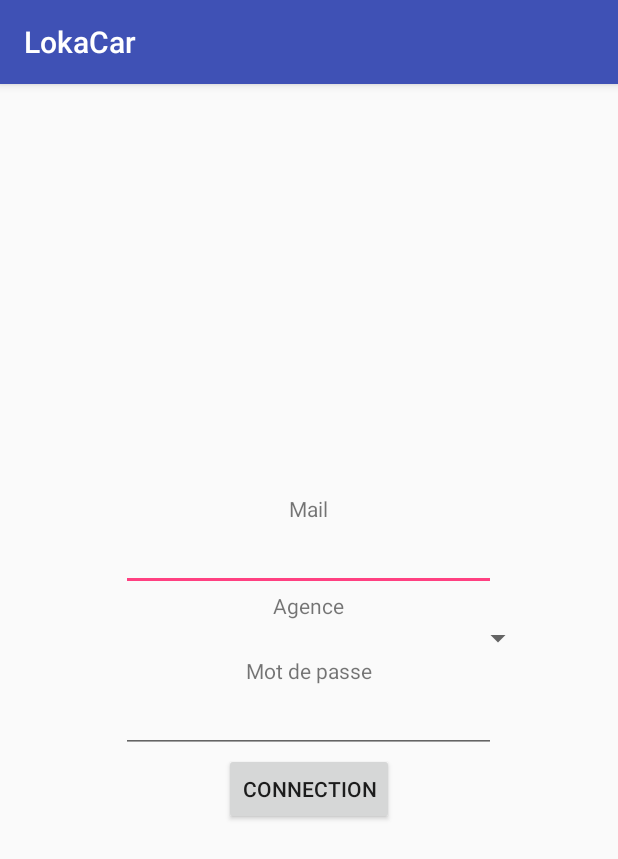
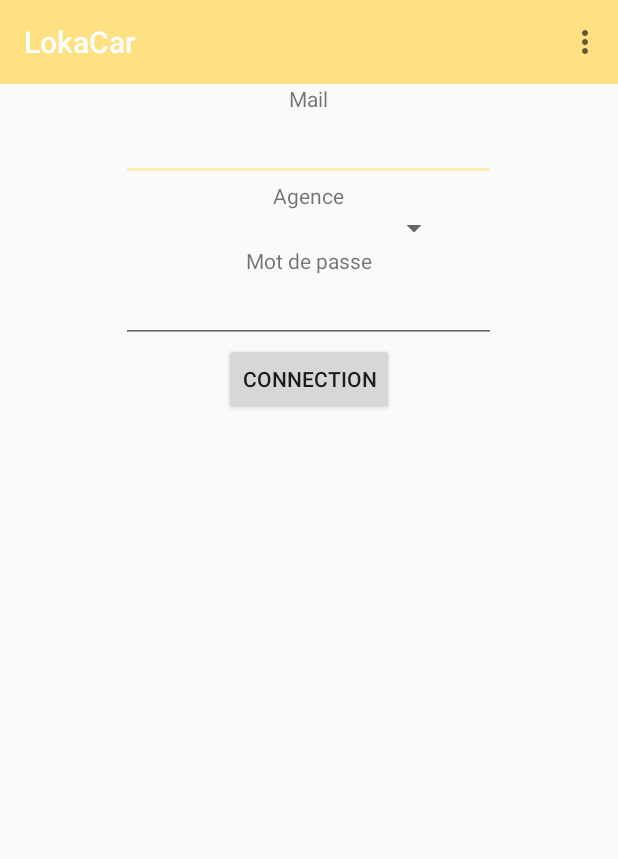
Before and after one commit to morganebaud/LokaCar, an Android app: the screen it shows after launch (MainActivity), on a phone screen of 412 x 824 dp. Shown: the top 859 px of the screen. Run offline under Robolectric (Android 15) with nearby library versions, the phone set to English and light mode, and no system bars.

Commit message:
a jour avec menu sans données en base

```diff
--- a/app/src/main/java/fr/ecole/eni/lokacar/bddHelper/AgenceHelper.java
+++ b/app/src/main/java/fr/ecole/eni/lokacar/bddHelper/AgenceHelper.java
@@ -17,9 +17,9 @@ public class AgenceHelper extends SQLiteOpenHelper {
     public void onCreate(SQLiteDatabase db) {
         db.execSQL(GlobalContract.AGENCES_CREATE_TABLE);
         db.execSQL(GlobalContract.SALARIES_CREATE_TABLE);
+        db.execSQL(GlobalContract.VEHICULES_CREATE_TABLE);
         db.execSQL(GlobalContract.MODELE_DETAIL_CREATE_TABLE);
         db.execSQL(GlobalContract.MODELS_CREATE_TABLE);
-        db.execSQL(GlobalContract.VEHICULES_CREATE_TABLE);
     }
 
     @Override
--- a/app/src/main/java/fr/ecole/eni/lokacar/controller/MainActivity.java
+++ b/app/src/main/java/fr/ecole/eni/lokacar/controller/MainActivity.java
@@ -3,10 +3,12 @@ package fr.ecole.eni.lokacar.controller;
 import android.content.Intent;
 import android.support.v7.app.AppCompatActivity;
 import android.os.Bundle;
-import android.util.Log;
+import android.support.v7.widget.Toolbar;
+import android.view.Menu;
+import android.view.MenuInflater;
+import android.view.MenuItem;
 import android.view.View;
 import android.widget.ArrayAdapter;
-import android.widget.Button;
 import android.widget.Spinner;
 import android.widget.TextView;
 import android.widget.Toast;
@@ -14,11 +16,11 @@ import android.widget.Toast;
 import java.util.List;
 
 import fr.ecole.eni.lokacar.R;
-import fr.ecole.eni.lokacar.adapter.AgenceAdapter;
 import fr.ecole.eni.lokacar.bean.Agence;
 import fr.ecole.eni.lokacar.bean.Salarie;
 import fr.ecole.eni.lokacar.dao.AgenceDao;
 import fr.ecole.eni.lokacar.dao.SalarieDao;
+import fr.ecole.eni.lokacar.dao.VehiculeDao;
 
 public class MainActivity extends AppCompatActivity {
 
@@ -27,6 +29,13 @@ public class MainActivity extends AppCompatActivity {
         super.onCreate(savedInstanceState);
         setContentView(R.layout.activity_main);
 
+        Toolbar toolbar = (Toolbar) findViewById(R.id.toolbar);
+        if(toolbar != null){
+            //associe la toolbar
+            setSupportActionBar(toolbar);
+        }
+        //getSupportActionBar().setDisplayHomeAsUpEnabled(true);
+        getSupportActionBar().setDisplayShowHomeEnabled(true);
 
         AgenceDao agenceDao = new AgenceDao(MainActivity.this);
         List<Agence> agences = agenceDao.getAll();
@@ -67,4 +76,55 @@ public class MainActivity extends AppCompatActivity {
             Toast.makeText(this,"le salarié n'est pas un gerant",Toast.LENGTH_LONG).show();
         }
     }
+
+    @Override
+    public boolean onCreateOptionsMenu(Menu menu) {
+
+        MenuInflater inflater = new MenuInflater(MainActivity.this);
+
+        inflater.inflate(R.menu.main_menu, menu);
+
+        return super.onCreateOptionsMenu(menu);
+    }
+
+
+    @Override
+    public boolean onOptionsItemSelected(MenuItem item) {
+        Intent intent;
+        switch (item.getItemId()){
+            case    R.id.menu_locenCours :
+                //Intent intent = new Intent(MainActivity.this,);
+                //startActivity(intent);
+                break;
+
+            case R.id.menu_newLoc :
+                //Intent intent = new Intent(MainActivity.this,);
+                //startActivity(intent);
+                break;
+
+            case R.id.menu_finance :
+                //Intent intent = new Intent(MainActivity.this,);
+                //startActivity(intent);
+                break;
+
+            case R.id.menu_newVehicule :
+                //Intent intent = new Intent(MainActivity.this,);
+                //startActivity(intent);
+                break;
+
+            case R.id.menu_search :
+                intent = new Intent(MainActivity.this,SearchActivity.class);
+                startActivity(intent);
+                break;
+
+            case R.id.menu_listVehicules :
+                intent = new Intent(MainActivity.this,VehiculesActivity.class);
+                VehiculeDao vehiculeDao = new VehiculeDao(MainActivity.this);
+                intent.putParcelableArrayListExtra("resultats", vehiculeDao.getListeBySearch(MainActivity.this,null));
+                startActivity(intent);
+                break;
+        }
+
+        return super.onOptionsItemSelected(item);
+    }
 }
--- a/app/src/main/res/layout/activity_detail.xml
+++ b/app/src/main/res/layout/activity_detail.xml
@@ -7,6 +7,8 @@
     android:layout_height="match_parent"
     android:orientation="vertical"
     tools:context=".controller.DetailActivity">
+
+    <include layout="@layout/toolbar_perso" />
 
     <LinearLayout
         android:layout_width="match_parent"
--- a/app/src/main/res/layout/activity_main.xml
+++ b/app/src/main/res/layout/activity_main.xml
@@ -4,8 +4,9 @@
     android:layout_width="match_parent"
     android:layout_height="match_parent"
     tools:context=".controller.MainActivity"
-    android:orientation="vertical"
-    android:gravity="center">
+    android:orientation="vertical">
+
+    <include layout="@layout/toolbar_perso" />
 
     <!--Button
     tools:context=".controller.MainActivity">
--- /dev/null
+++ b/app/src/main/res/layout/toolbar_perso.xml
@@ -0,0 +1,9 @@
+<?xml version="1.0" encoding="utf-8"?>
+<android.support.v7.widget.Toolbar
+    xmlns:app="http://schemas.android.com/apk/res-auto"
+    android:layout_width="match_parent"
+    android:layout_height="?attr/actionBarSize"
+    android:id="@+id/toolbar"
+    app:titleTextColor="@android:color/white"
+    android:background="@color/colorAmber200"
+    xmlns:android="http://schemas.android.com/apk/res/android" />
--- /dev/null
+++ b/app/src/main/res/menu/main_menu.xml
@@ -0,0 +1,41 @@
+<?xml version="1.0" encoding="utf-8"?>
+<menu xmlns:android="http://schemas.android.com/apk/res/android"
+    xmlns:app="http://schemas.android.com/apk/res-auto">
+<item
+    android:id="@+id/menu_locenCours"
+    android:title="Location en cours"
+    android:orderInCategory="10"
+    app:showAsAction="always"/>
+
+    <item
+        android:id="@+id/menu_newLoc"
+        android:title="Nouvelle location"
+        android:orderInCategory="10"
+        app:showAsAction="always"/>
+
+    <item
+        android:id="@+id/menu_finance"
+        android:title="Finance"
+        android:orderInCategory="10"
+        app:showAsAction="always"/>
+
+    <item
+        android:id="@+id/menu_newVehicule"
+        android:title="Ajouter une vehicule"
+        android:orderInCategory="10"
+        app:showAsAction="always"/>
+
+    <item
+        android:id="@+id/menu_search"
+        android:title="Recherche"
+        android:orderInCategory="10"
+        app:showAsAction="always"/>
+
+    <item
+        android:id="@+id/menu_listVehicules"
+        android:title="Liste des vehicules"
+        android:orderInCategory="10"
+        app:showAsAction="always"/>
+
+    <!--android:showAsAction="always"-->
+</menu>
--- a/app/src/main/res/values/colors.xml
+++ b/app/src/main/res/values/colors.xml
@@ -6,4 +6,20 @@
     <color name="colorGreenLight">#8bf27d</color>
     <color name="colorGreenDark">#328926</color>
     <color name="colorGreenDarkAll">#195411</color>
+
+    <color name="colorAmber50">#FFF8E1</color>
+    <color name="colorAmber100">#FFECB3</color>
+    <color name="colorAmber200">#FFE082</color>
+    <color name="colorAmber300">#FFD54F</color>
+    <color name="colorAmber400">#FFCA28</color>
+    <color name="colorAmber500">#FFC107</color>
+    <color name="colorAmber600">#FFB300</color>
+    <color name="colorAmber700">#FFA000</color>
+    <color name="colorAmber800">#FF8F00</color>
+    <color name="colorAmber900">#FF6F00</color>
+
+    <color name="colorAmberA100">#FFE57F</color>
+    <color name="colorAmberA200">#FFD740</color>
+    <color name="colorAmberA400">#FFC400</color>
+    <color name="colorAmberA700">#FFAB00</color>
 </resources>
--- a/app/src/main/res/values/styles.xml
+++ b/app/src/main/res/values/styles.xml
@@ -3,9 +3,11 @@
     <!-- Base application theme. -->
     <style name="AppTheme" parent="Theme.AppCompat.Light.DarkActionBar">
         <!-- Customize your theme here. -->
-        <item name="colorPrimary">@color/colorPrimary</item>
-        <item name="colorPrimaryDark">@color/colorPrimaryDark</item>
-        <item name="colorAccent">@color/colorAccent</item>
+        <item name="colorPrimary">@color/colorAmber400</item>
+        <item name="colorPrimaryDark">@color/colorAmber700</item>
+        <item name="colorAccent">@color/colorAmber100</item>
+        <item name="windowActionBar">false</item>
+        <item name="windowNoTitle">true</item>
     </style>
 
     <style name="CustomDialog" parent="android:Theme.Dialog">
@@ -15,9 +17,9 @@
 
     <!-- pour la progressbar -->
     <style name="AppTheme.GreenAccent">
-        <item name="colorPrimary">@color/colorGreenDark</item>
-        <item name="colorPrimaryDark">@color/colorGreenDarkAll</item>
-        <item name="colorAccent">@color/colorGreenDarkAll</item>
+        <item name="colorPrimary">@color/colorAmber500</item>
+        <item name="colorPrimaryDark">@color/colorAmber600</item>
+        <item name="colorAccent">@color/colorAmber700</item>
     </style>
 
 </resources>
```
Also changed, not shown: app/src/main/java/fr/ecole/eni/lokacar/controller/NewVehiculeActivity.java (added, +15 -0 lines), app/src/main/java/fr/ecole/eni/lokacar/controller/SearchActivity.java (+80 -3 lines), app/src/main/java/fr/ecole/eni/lokacar/dao/VehiculeDao.java (+24 -12 lines), app/src/main/res/layout/activity_new_vehicule.xml (added, +230 -0 lines), app/src/main/res/layout/activity_search.xml (+10 -4 lines).
